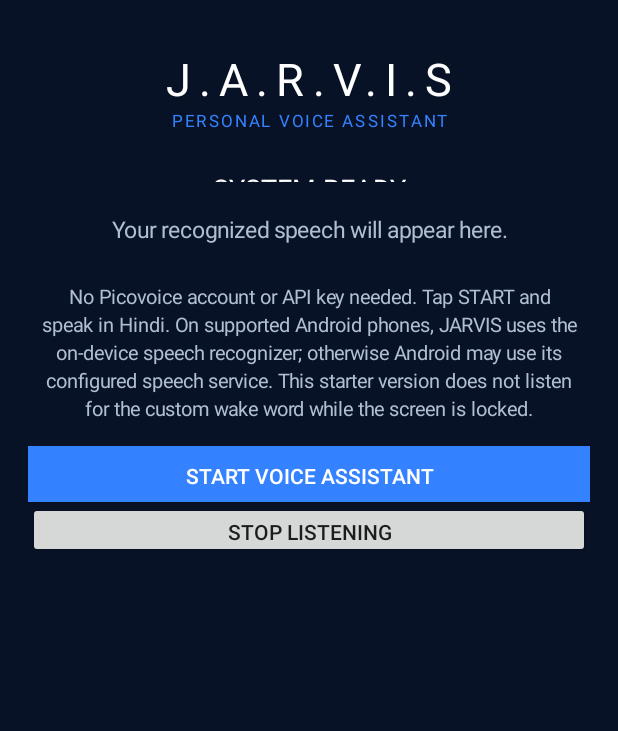
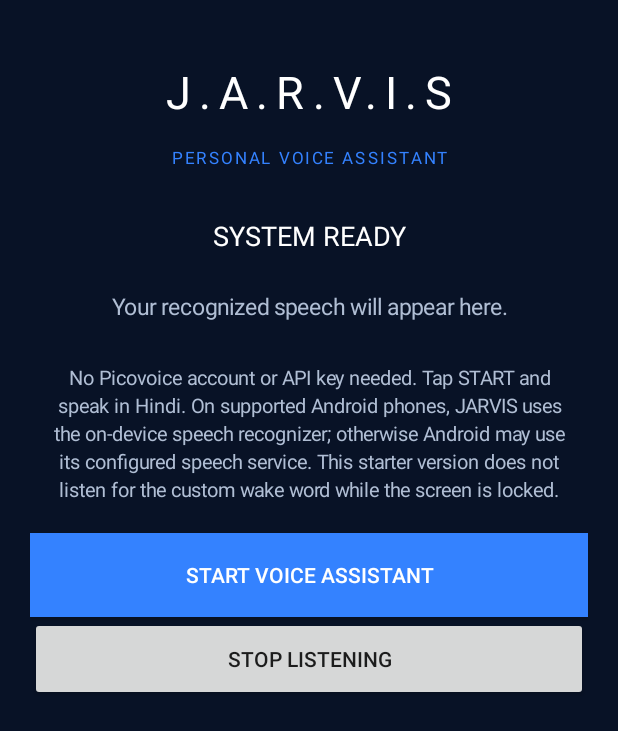
Before and after one commit to mdsorbit/Jarvis-, an Android app: the screen it shows after launch (MainActivity), on a phone screen of 412 x 824 dp. Shown: the top 731 px of the screen. Run offline under Robolectric (Android 15) with nearby library versions, the phone set to English and light mode, and no system bars.

Commit message:
Fix clipped JARVIS layout by using dp dimensions

```diff
--- a/app/src/main/java/com/mdsorbit/jarvis/MainActivity.kt
+++ b/app/src/main/java/com/mdsorbit/jarvis/MainActivity.kt
@@ -60,7 +60,7 @@ class MainActivity : Activity(), RecognitionListener {
         val root = LinearLayout(this).apply {
             orientation = LinearLayout.VERTICAL
             gravity = Gravity.CENTER_HORIZONTAL
-            setPadding(28, 48, 28, 32)
+            setPadding(dp(20), dp(32), dp(20), dp(24))
             setBackgroundColor(navy)
         }
 
@@ -83,14 +83,14 @@ class MainActivity : Activity(), RecognitionListener {
             textSize = 18f
             setTextColor(white)
             gravity = Gravity.CENTER
-            setPadding(0, 34, 0, 12)
+            setPadding(0, dp(24), 0, dp(8))
         }
         heardText = TextView(this).apply {
             text = "Your recognized speech will appear here."
             textSize = 15f
             setTextColor(muted)
             gravity = Gravity.CENTER
-            setPadding(8, 20, 8, 30)
+            setPadding(dp(8), dp(16), dp(8), dp(20))
         }
         val info = TextView(this).apply {
             text = "No Picovoice account or API key needed. Tap START and speak in Hindi. On supported Android phones, JARVIS uses the on-device speech recognizer; otherwise Android may use its configured speech service. This starter version does not listen for the custom wake word while the screen is locked."
@@ -98,7 +98,7 @@ class MainActivity : Activity(), RecognitionListener {
             setTextColor(muted)
             gravity = Gravity.CENTER
             setLineSpacing(5f, 1f)
-            setPadding(8, 8, 8, 24)
+            setPadding(dp(8), dp(8), dp(8), dp(20))
         }
         val startButton = Button(this).apply {
             text = "START VOICE ASSISTANT"
@@ -241,5 +241,11 @@ class MainActivity : Activity(), RecognitionListener {
         super.onDestroy()
     }
 
-    private fun match(width: Int, height: Int) = LinearLayout.LayoutParams(width, height)
+    private fun dp(value: Int): Int = (value * resources.displayMetrics.density).toInt()
+
+    private fun match(width: Int, height: Int): LinearLayout.LayoutParams {
+        val layoutWidth = if (width < 0) width else dp(width)
+        val layoutHeight = if (height < 0) height else dp(height)
+        return LinearLayout.LayoutParams(layoutWidth, layoutHeight)
+    }
 }
```
